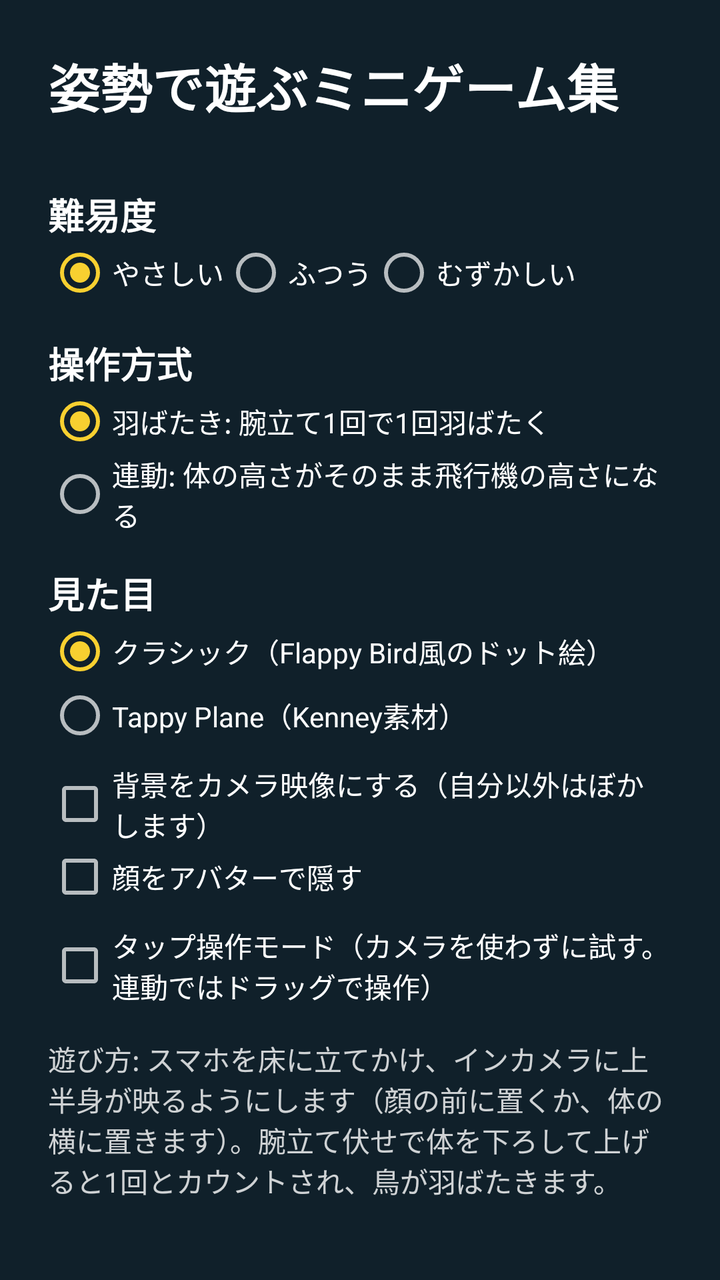
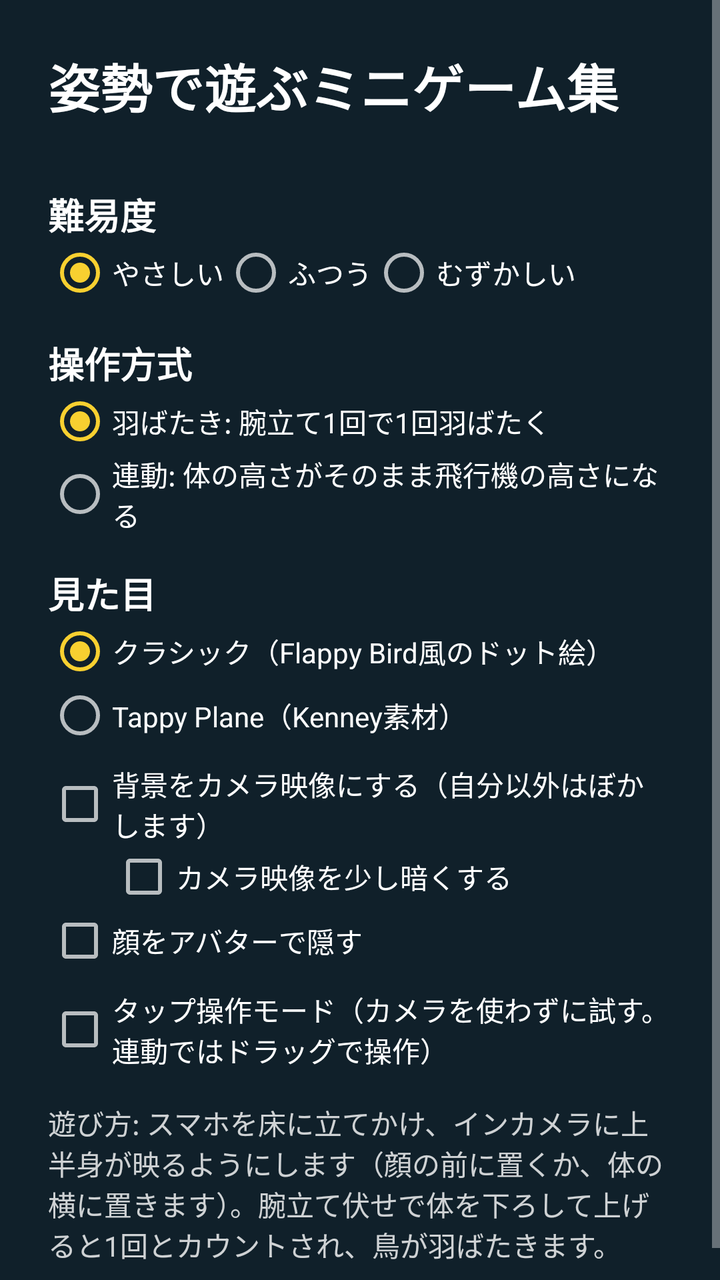

The first picture is an Android layout as it rendered before a commit; the second is the same layout after the commit. The layout source and the unified diff follow.
<!-- AndroidManifest.xml: application theme Theme.PushupFlappy -->
<!-- res/layout/activity_main.xml -->
<?xml version="1.0" encoding="utf-8"?>
<ScrollView xmlns:android="http://schemas.android.com/apk/res/android"
    android:layout_width="match_parent"
    android:layout_height="match_parent"
    android:fitsSystemWindows="true">

    <LinearLayout
        android:layout_width="match_parent"
        android:layout_height="wrap_content"
        android:orientation="vertical"
        android:padding="24dp">

        <TextView
            android:layout_width="wrap_content"
            android:layout_height="wrap_content"
            android:text="@string/menu_title"
            android:textSize="26sp"
            android:textStyle="bold" />

        <LinearLayout
            android:id="@+id/game_list"
            android:layout_width="match_parent"
            android:layout_height="wrap_content"
            android:layout_marginTop="16dp"
            android:orientation="vertical" />

        <TextView
            android:layout_width="wrap_content"
            android:layout_height="wrap_content"
            android:layout_marginTop="16dp"
            android:text="@string/menu_difficulty"
            android:textSize="18sp"
            android:textStyle="bold" />

        <RadioGroup
            android:id="@+id/difficulty"
            android:layout_width="match_parent"
            android:layout_height="wrap_content"
            android:checkedButton="@+id/difficulty_easy"
            android:orientation="horizontal">

            <RadioButton
                android:id="@id/difficulty_easy"
                android:layout_width="wrap_content"
                android:layout_height="wrap_content"
                android:text="@string/difficulty_easy" />

            <RadioButton
                android:id="@+id/difficulty_normal"
                android:layout_width="wrap_content"
                android:layout_height="wrap_content"
                android:text="@string/difficulty_normal" />

            <RadioButton
                android:id="@+id/difficulty_hard"
                android:layout_width="wrap_content"
                android:layout_height="wrap_content"
                android:text="@string/difficulty_hard" />
        </RadioGroup>

        <TextView
            android:layout_width="wrap_content"
            android:layout_height="wrap_content"
            android:layout_marginTop="16dp"
            android:text="@string/menu_control_mode"
            android:textSize="18sp"
            android:textStyle="bold" />

        <RadioGroup
            android:id="@+id/control_mode"
            android:layout_width="match_parent"
            android:layout_height="wrap_content"
            android:checkedButton="@+id/control_flap"
            android:orientation="vertical">

            <RadioButton
                android:id="@id/control_flap"
                android:layout_width="wrap_content"
                android:layout_height="wrap_content"
                android:text="@string/control_flap" />

            <RadioButton
                android:id="@+id/control_linked"
                android:layout_width="wrap_content"
                android:layout_height="wrap_content"
                android:text="@string/control_linked" />
        </RadioGroup>

        <TextView
            android:layout_width="wrap_content"
            android:layout_height="wrap_content"
            android:layout_marginTop="16dp"
            android:text="@string/menu_theme"
            android:textSize="18sp"
            android:textStyle="bold" />

        <RadioGroup
            android:id="@+id/theme"
            android:layout_width="match_parent"
            android:layout_height="wrap_content"
            android:checkedButton="@+id/theme_classic"
            android:orientation="vertical">

            <RadioButton
                android:id="@id/theme_classic"
                android:layout_width="wrap_content"
                android:layout_height="wrap_content"
                android:text="@string/theme_classic" />

            <RadioButton
                android:id="@+id/theme_kenney"
                android:layout_width="wrap_content"
                android:layout_height="wrap_content"
                android:text="@string/theme_kenney" />
        </RadioGroup>

        <CheckBox
            android:id="@+id/camera_backdrop"
            android:layout_width="wrap_content"
            android:layout_height="wrap_content"
            android:layout_marginTop="8dp"
            android:text="@string/menu_camera_backdrop" />

        <CheckBox
            android:id="@+id/avatar"
            android:layout_width="wrap_content"
            android:layout_height="wrap_content"
            android:text="@string/menu_avatar" />

        <CheckBox
            android:id="@+id/tap_mode"
            android:layout_width="wrap_content"
            android:layout_height="wrap_content"
            android:layout_marginTop="8dp"
            android:text="@string/menu_tap_mode" />

        <TextView
            android:layout_width="match_parent"
            android:layout_height="wrap_content"
            android:layout_marginTop="16dp"
            android:alpha="0.8"
            android:text="@string/menu_howto"
            android:textSize="14sp" />
    </LinearLayout>
</ScrollView>
<!-- resources referenced by this layout -->
<resources>
  <string name="control_flap">羽ばたき: 腕立て1回で1回羽ばたく</string>
  <string name="control_linked">連動: 体の高さがそのまま飛行機の高さになる</string>
  <string name="difficulty_easy">やさしい</string>
  <string name="difficulty_hard">むずかしい</string>
  <string name="difficulty_normal">ふつう</string>
  <string name="menu_avatar">顔をアバターで隠す</string>
  <string name="menu_camera_backdrop">背景をカメラ映像にする（自分以外はぼかします）</string>
  <string name="menu_control_mode">操作方式</string>
  <string name="menu_difficulty">難易度</string>
  <string name="menu_howto">遊び方: スマホを床に立てかけ、インカメラに上半身が映るようにします（顔の前に置くか、体の横に置きます）。腕立て伏せで体を下ろして上げると1回とカウントされ、鳥が羽ばたきます。</string>
  <string name="menu_tap_mode">タップ操作モード（カメラを使わずに試す。連動ではドラッグで操作）</string>
  <string name="menu_theme">見た目</string>
  <string name="menu_title">姿勢で遊ぶミニゲーム集</string>
  <string name="theme_classic">クラシック（Flappy Bird風のドット絵）</string>
  <string name="theme_kenney">Tappy Plane（Kenney素材）</string>
  <style name="Theme.PushupFlappy" parent="Theme.AppCompat.NoActionBar">
          <item name="colorPrimary">@color/pipe</item>
          <item name="colorPrimaryDark">@color/background</item>
          <item name="colorAccent">@color/bird</item>
          <item name="android:windowBackground">@color/background</item>
          <item name="android:textColor">@color/text</item>
      </style>
  <color name="pipe">#FF5EBD3E</color>
  <color name="background">#FF10202A</color>
  <color name="bird">#FFF8D030</color>
  <color name="text">#FFFFFFFF</color>
</resources>

<!-- the commit's change to res/layout/activity_main.xml (unified diff, before → after) -->
@@ -122,6 +122,13 @@
             android:text="@string/menu_camera_backdrop" />
 
         <CheckBox
+            android:id="@+id/dim_backdrop"
+            android:layout_width="wrap_content"
+            android:layout_height="wrap_content"
+            android:layout_marginStart="32dp"
+            android:text="@string/menu_dim_backdrop" />
+
+        <CheckBox
             android:id="@+id/avatar"
             android:layout_width="wrap_content"
             android:layout_height="wrap_content"
<!-- resource entries referenced after the edit -->
@@ -9,6 +9,7 @@
   <string name="menu_camera_backdrop">背景をカメラ映像にする（自分以外はぼかします）</string>
   <string name="menu_control_mode">操作方式</string>
   <string name="menu_difficulty">難易度</string>
+  <string name="menu_dim_backdrop">カメラ映像を少し暗くする</string>
   <string name="menu_howto">遊び方: スマホを床に立てかけ、インカメラに上半身が映るようにします（顔の前に置くか、体の横に置きます）。腕立て伏せで体を下ろして上げると1回とカウントされ、鳥が羽ばたきます。</string>
   <string name="menu_tap_mode">タップ操作モード（カメラを使わずに試す。連動ではドラッグで操作）</string>
   <string name="menu_theme">見た目</string>
